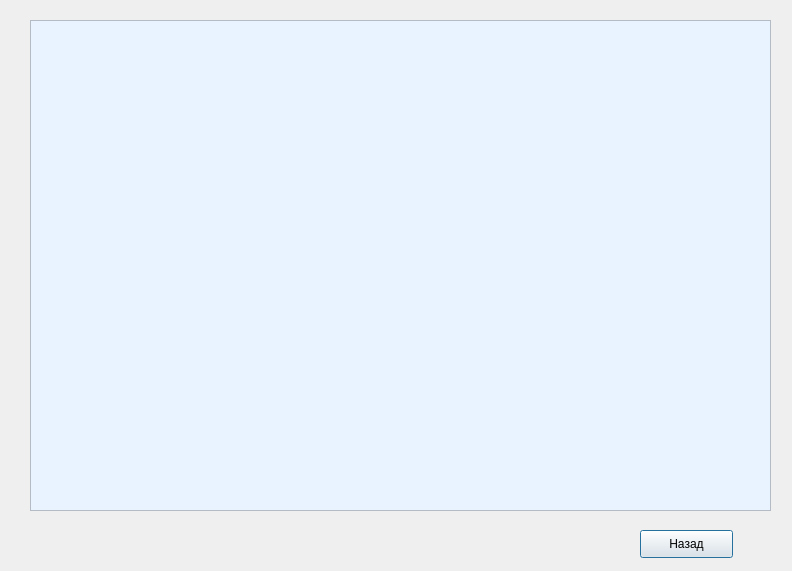
First picture: the form in course/workswindow.ui, repository TFed555/Coursework, before the edit.
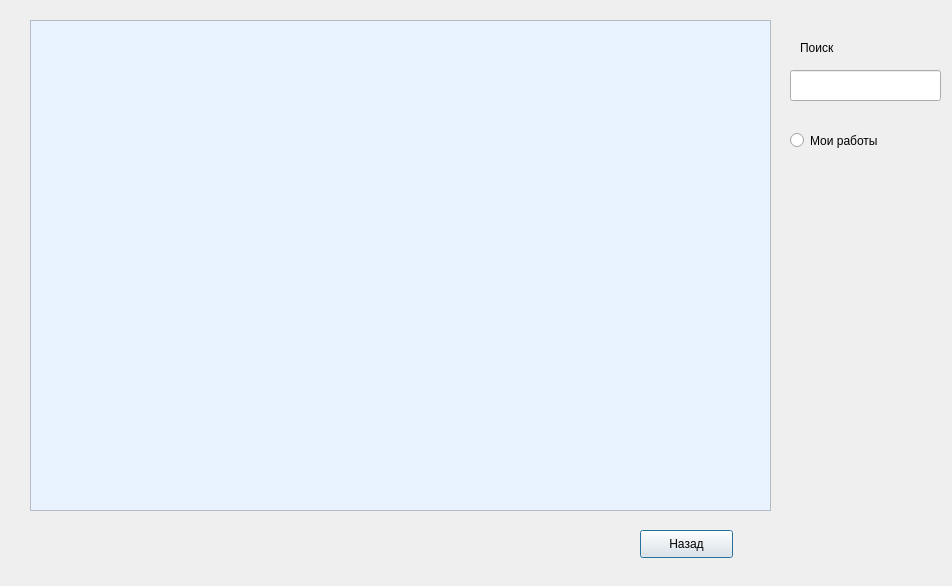
Second picture: the form after the edit.

Commit message: Добавлены фильтрация и поиск в workswindow

The edit to the form file:
```diff
--- a/course/workswindow.ui
+++ b/course/workswindow.ui
@@ -6,8 +6,8 @@
    <rect>
     <x>0</x>
     <y>0</y>
-    <width>792</width>
-    <height>571</height>
+    <width>952</width>
+    <height>586</height>
    </rect>
   </property>
   <property name="windowTitle">
@@ -39,6 +39,47 @@
     <string>Назад</string>
    </property>
   </widget>
+  <widget class="QLineEdit" name="searchLineEdit">
+   <property name="geometry">
+    <rect>
+     <x>790</x>
+     <y>70</y>
+     <width>151</width>
+     <height>31</height>
+    </rect>
+   </property>
+  </widget>
+  <widget class="QLabel" name="label">
+   <property name="geometry">
+    <rect>
+     <x>800</x>
+     <y>40</y>
+     <width>55</width>
+     <height>16</height>
+    </rect>
+   </property>
+   <property name="font">
+    <font>
+     <pointsize>9</pointsize>
+    </font>
+   </property>
+   <property name="text">
+    <string>Поиск</string>
+   </property>
+  </widget>
+  <widget class="QRadioButton" name="radioButton">
+   <property name="geometry">
+    <rect>
+     <x>790</x>
+     <y>130</y>
+     <width>121</width>
+     <height>21</height>
+    </rect>
+   </property>
+   <property name="text">
+    <string>Мои работы</string>
+   </property>
+  </widget>
  </widget>
  <resources/>
  <connections/>
```
The commit also changes 16 other files.
